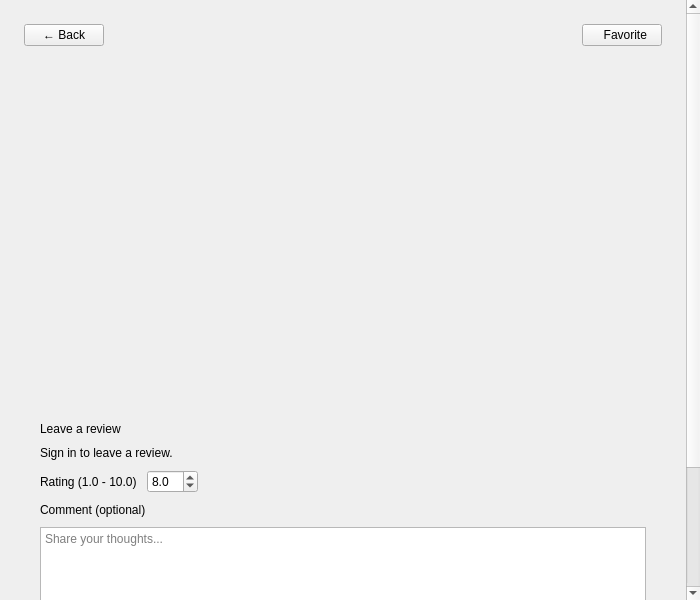
Above: presentationLayer/widgets/movies/movie/movie.ui from codingburgas/2526-9-CPP-SprintProject-Certa.dev before the change. Below: the same form after it.
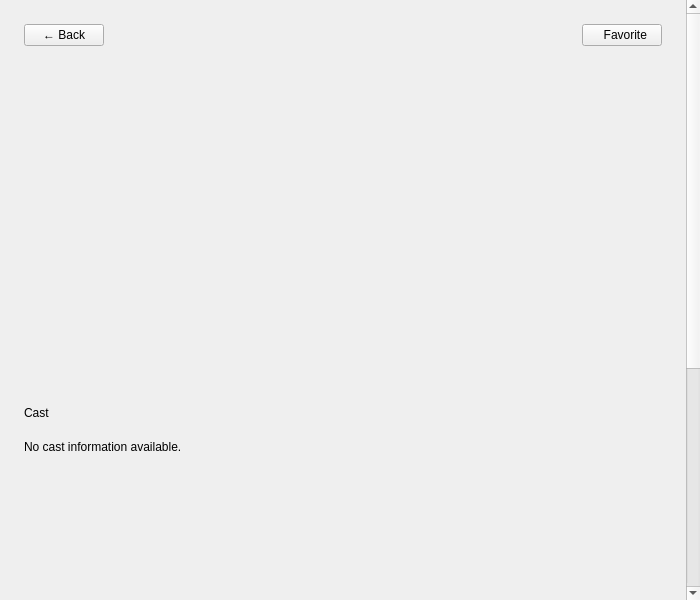
That is the form after the change.

What changed in the file:
```diff
--- a/presentationLayer/widgets/movies/movie/movie.ui
+++ b/presentationLayer/widgets/movies/movie/movie.ui
@@ -412,6 +412,70 @@
          </item>
         </layout>
        </item>
+       <item>
+        <widget class="QLabel" name="castTitleLabel">
+         <property name="text">
+          <string>Cast</string>
+         </property>
+        </widget>
+       </item>
+       <item>
+        <widget class="QLabel" name="castEmptyLabel">
+         <property name="text">
+          <string>No cast information available.</string>
+         </property>
+         <property name="visible">
+          <bool>false</bool>
+         </property>
+        </widget>
+       </item>
+       <item>
+        <widget class="QScrollArea" name="castScrollArea">
+         <property name="widgetResizable">
+          <bool>true</bool>
+         </property>
+         <property name="frameShape">
+          <enum>QFrame::NoFrame</enum>
+         </property>
+         <property name="horizontalScrollBarPolicy">
+          <enum>Qt::ScrollBarAsNeeded</enum>
+         </property>
+         <property name="verticalScrollBarPolicy">
+          <enum>Qt::ScrollBarAlwaysOff</enum>
+         </property>
+         <property name="minimumSize">
+          <size>
+           <width>0</width>
+           <height>124</height>
+          </size>
+         </property>
+         <property name="maximumSize">
+          <size>
+           <width>16777215</width>
+           <height>124</height>
+          </size>
+         </property>
+         <widget class="QWidget" name="castScrollContent">
+          <layout class="QHBoxLayout" name="castListLayout">
+           <property name="spacing">
+            <number>10</number>
+           </property>
+           <property name="leftMargin">
+            <number>0</number>
+           </property>
+           <property name="topMargin">
+            <number>0</number>
+           </property>
+           <property name="rightMargin">
+            <number>0</number>
+           </property>
+           <property name="bottomMargin">
+            <number>0</number>
+           </property>
+          </layout>
+         </widget>
+        </widget>
+       </item>
        <item>
         <widget class="QFrame" name="addReviewCard">
          <layout class="QVBoxLayout" name="addReviewLayout">
```
Left out of the diff: 30 changed lines with no effect on the pictures.
